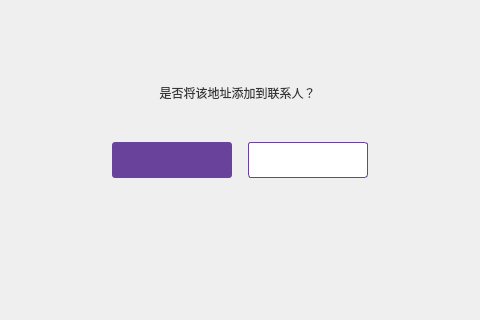
Before: the Qt Designer form commondialog.ui in realm520/gdwcoin, drawn with Qt 5; both pictures show x 240 to 720 and y 159 to 479 of the 960 by 580 pixel window.
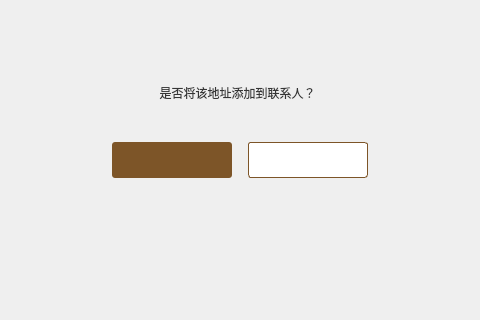
After: the same form once the commit is applied.

Commit message: Change color style

Diff of the .ui file:
```diff
--- a/commondialog.ui
+++ b/commondialog.ui
@@ -76,8 +76,9 @@
       <cursorShape>PointingHandCursor</cursorShape>
      </property>
      <property name="styleSheet">
-      <string notr="true">QToolButton{background-color:rgb(105,67,155);color:#ffffff;border:none;border-radius:3px;}
-QToolButton:hover{background-color:rgb(125,87,180);}</string>
+      <string notr="true">QToolButton{background-color:rgb(125,85,40);color:#ffffff;border:none;border-radius:3px;}
+QToolButton:hover{background-color:rgb(185,150,85);}
+</string>
      </property>
      <property name="text">
       <string/>
@@ -101,8 +102,8 @@
       <cursorShape>PointingHandCursor</cursorShape>
      </property>
      <property name="styleSheet">
-      <string notr="true">QToolButton{background-color:#ffffff;color:#484848;border:1px solid rgb(105,67,155);border-radius:3px;}
-QToolButton:hover{color:rgb(105,67,155);}</string>
+      <string notr="true">QToolButton{background-color:#ffffff;color:#484848;border:1px solid rgb(125,85,40);border-radius:3px;}
+QToolButton:hover{color:rgb(125,85,40);}</string>
      </property>
      <property name="text">
       <string/>
```
The commit also changes 14 other files.
